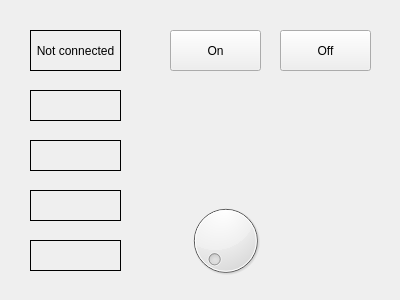
First picture: the form in usb_hid/mainwindow.ui, repository paulkirsanov/usb_hid1, before the edit.
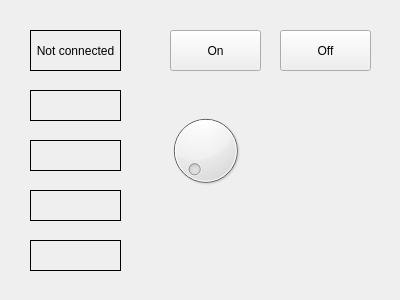
Second picture: the form after the edit.

What changed in the file:
```diff
--- a/usb_hid/mainwindow.ui
+++ b/usb_hid/mainwindow.ui
@@ -138,8 +138,8 @@
    <widget class="QDial" name="dial">
     <property name="geometry">
      <rect>
-      <x>180</x>
-      <y>200</y>
+      <x>160</x>
+      <y>110</y>
       <width>91</width>
       <height>81</height>
      </rect>
```
